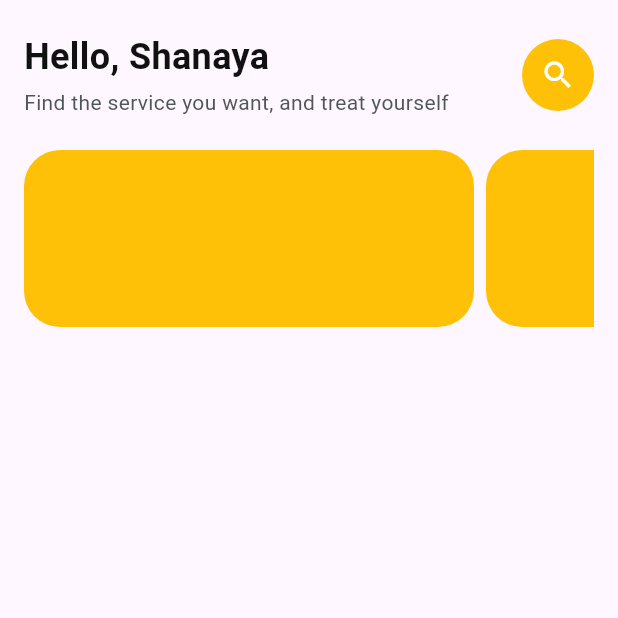
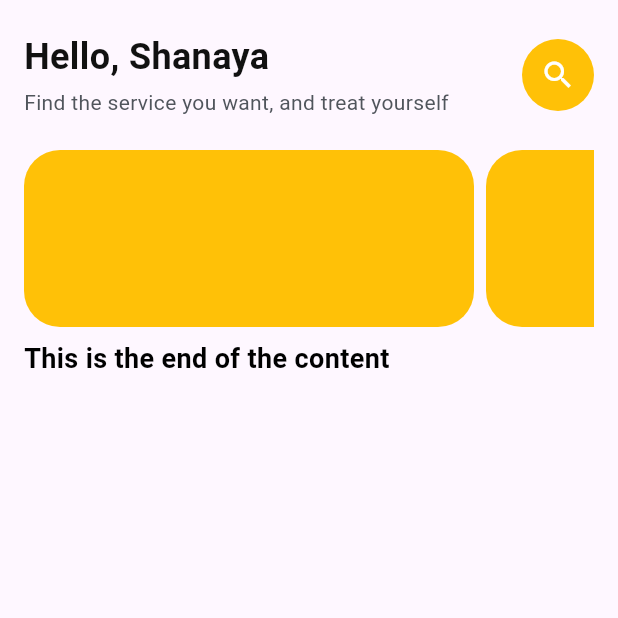
Before and after one commit to darshsingh116/ajnabee_backup, a Flutter app: the screen it shows after launch, on a phone screen of 412 x 824 dp, the top half of it. Run offline on Flutter 3.47's test engine with Material 2 defaults, Android fonts, the light colour scheme and no system bars; Roboto replaces fonts that are missing (Manrope, Nunito Sans).

Commit message:
update in root.page

```diff
--- a/lib/views/root_page.dart
+++ b/lib/views/root_page.dart
@@ -1,7 +1,7 @@
 import 'package:flutter/material.dart';
 
 class RootPage extends StatelessWidget {
-  const RootPage({super.key});
+  const RootPage({Key? key});
 
   @override
   Widget build(BuildContext context) {
@@ -14,14 +14,16 @@ class RootPage extends StatelessWidget {
           vertical: 24,
           horizontal: 16,
         ),
+        child: SingleChildScrollView(
           child: Column(
+            crossAxisAlignment: CrossAxisAlignment.start, // Align text to the left
             children: [
               //HEADER
               Row(
                 mainAxisAlignment: MainAxisAlignment.spaceBetween,
                 mainAxisSize: MainAxisSize.max,
                 children: [
-                const Column(
+                  Column(
                     mainAxisSize: MainAxisSize.min,
                     mainAxisAlignment: MainAxisAlignment.start,
                     crossAxisAlignment: CrossAxisAlignment.start,
@@ -50,7 +52,6 @@ class RootPage extends StatelessWidget {
                       ),
                     ],
                   ),
-                // const SizedBox(width: 24),
                   Container(
                     decoration: ShapeDecoration(
                       color: Colors.amber,
@@ -107,7 +108,43 @@ class RootPage extends StatelessWidget {
                   ),
                 ),
               ),
+              // Added Text widget aligned to the left
+              Align(
+                alignment: Alignment.centerLeft,
+                child: Text(
+                  'This is the end of the content',
+                  style: TextStyle(
+                    color: Colors.black,
+                    fontSize: 18,
+                    fontWeight: FontWeight.bold,
+                  ),
+                ),
+              ),
+              // Added GridView
+              GridView.builder(
+                shrinkWrap: true,
+                physics: NeverScrollableScrollPhysics(),
+                gridDelegate: SliverGridDelegateWithFixedCrossAxisCount(
+                  crossAxisCount: 2,
+                  crossAxisSpacing: 8,
+                  mainAxisSpacing: 8,
+                ),
+                itemCount: 10,
+                itemBuilder: (BuildContext context, int index) {
+                  // return GestureDetector(
+                  //   onTap: () {
+                  //     print('Tapped on item $index');
+
+                  //   },
+                  //   child: Image.asset(
+                  //     'assets/image_$index.png', // Replace with your image paths
+                  //     fit: BoxFit.cover,
+                  //   ),
+                  // );
+                },
+              ),
             ],
+          ),
         ),
       ),
     );
```
Also changed, not shown: 3 other files. Lines whose indentation alone changed are shown as unchanged.
